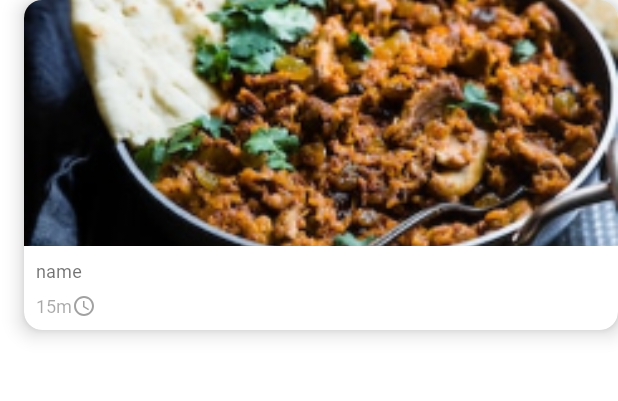
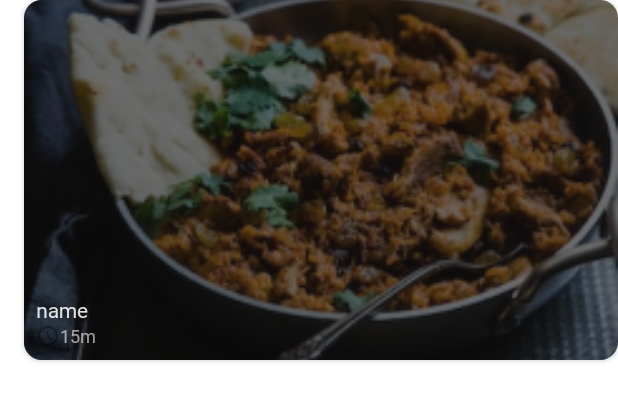
Before and after one commit to panCake8/MasalaFoodApplication, an Android app: the layout item_recipes.xml on its own in the app's theme, with its tools: preview values and no code run, on a phone screen of 412 x 824 dp. Shown: the top 401 px of the screen. Run offline under Robolectric (Android 15) with nearby library versions, the phone set to English and light mode, and no system bars; network calls fail; Roboto replaces fonts that are not available here.

Commit message:
update item recipes

```diff
--- a/app/src/main/res/layout/item_recipes.xml
+++ b/app/src/main/res/layout/item_recipes.xml
@@ -1,61 +1,68 @@
 <?xml version="1.0" encoding="utf-8"?>
 <androidx.cardview.widget.CardView xmlns:android="http://schemas.android.com/apk/res/android"
     android:layout_width="match_parent"
-    android:layout_height="220dp"
+    android:layout_height="240dp"
     xmlns:app="http://schemas.android.com/apk/res-auto"
     xmlns:tools="http://schemas.android.com/tools"
     android:layout_marginStart="@dimen/margin_large"
     android:layout_marginBottom="@dimen/margin_large"
-    app:cardElevation="8dp"
     app:cardCornerRadius="12dp">
+
     <androidx.constraintlayout.widget.ConstraintLayout
         android:layout_width="match_parent"
-        android:layout_height="match_parent">
+        android:layout_height="match_parent"
+        android:id="@+id/recipe_card"
+        >
+
         <ImageView
             android:scaleType="centerCrop"
-            android:id="@+id/image_recipe1"
+            android:id="@+id/image_recipe"
             android:layout_width="match_parent"
-            android:layout_height="164dp"
-
+            android:layout_height="match_parent"
+            android:foreground="#99121212"
             tools:src="@drawable/quick_recipes_image"
             app:layout_constraintTop_toTopOf="parent"
             app:layout_constraintEnd_toEndOf="parent"
             app:layout_constraintStart_toStartOf="parent"
             />
         <TextView
-            android:id="@+id/recipe_name1"
+            android:id="@+id/recipe_name"
             android:layout_width="match_parent"
             android:layout_height ="wrap_content"
+
             android:lines="1"
             android:ellipsize="end"
-            android:textColor="@color/text_medium"
-            android:textSize="@dimen/text_small"
+            android:textColor="#DEFFFFFF"
+            android:textSize="@dimen/text_medium"
             android:fontFamily="@font/work_sans"
             android:layout_marginHorizontal="8dp"
             android:layout_marginTop="8dp"
             tools:text="name"
             app:layout_constraintStart_toStartOf="parent"
-            app:layout_constraintTop_toBottomOf="@+id/image_recipe1"/>
+            app:layout_constraintBottom_toTopOf="@+id/time_icon"/>
+        <ImageView
+            android:id="@+id/time_icon"
+            android:src="@drawable/prepare_time"
+            android:layout_width="16dp"
+            android:layout_height="16dp"
+            android:layout_margin="8dp"
+            app:layout_constraintStart_toStartOf="parent"
+            app:layout_constraintBottom_toBottomOf="parent"
+            />
         <TextView
-            android:id="@+id/prepareTime1"
+            android:id="@+id/prepareTime"
             android:layout_width="wrap_content"
             android:layout_height="wrap_content"
             android:fontFamily="@font/work_sans"
-            android:textColor="@color/text_light"
+            android:textColor="#99FFFFFF"
             android:textSize="@dimen/text_small"
             tools:text="15m"
-           android:layout_margin="8dp"
-            app:layout_constraintStart_toStartOf="parent"
+            android:layout_marginVertical="8dp"
+
+            app:layout_constraintStart_toEndOf="@+id/time_icon"
             app:layout_constraintBottom_toBottomOf="parent"
             />
-        <ImageView
-            android:src="@drawable/prepare_time"
-            android:layout_width="16dp"
-            android:layout_height="16dp"
-            android:layout_marginVertical="8dp"
-            app:layout_constraintStart_toEndOf="@id/prepareTime1"
-            app:layout_constraintBottom_toBottomOf="parent"
-            />
+
     </androidx.constraintlayout.widget.ConstraintLayout>
 
 </androidx.cardview.widget.CardView>
```
